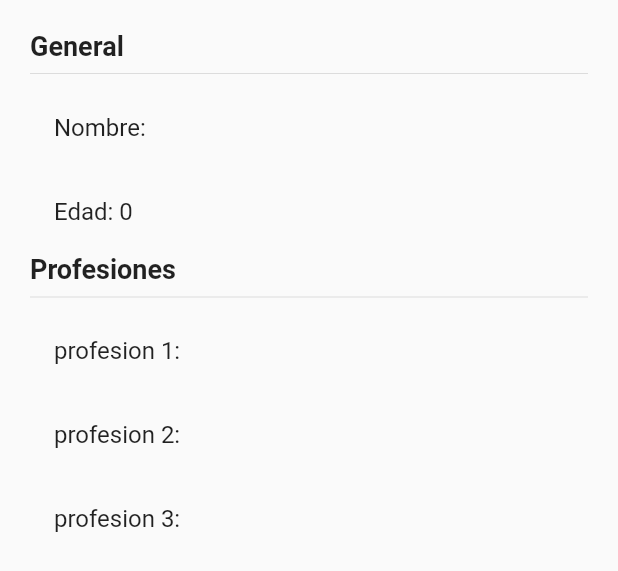
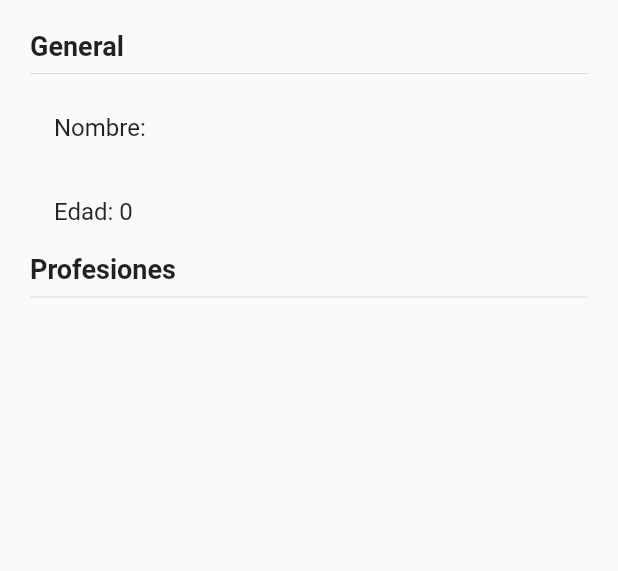
Before and after one commit to pedromolesp/flutter_states, a Flutter app: the InformacionUsuario widget shown alone on an empty page, opened directly with empty values, on a phone screen of 412 x 824 dp. Shown: the top 571 px of the screen. Run offline on Flutter 3.47's test engine with Material 2 defaults, Android fonts, the phone set to English and light mode, and no system bars; accounts and stored records are empty.

```diff
--- a/lib/pages/pagina1_page.dart
+++ b/lib/pages/pagina1_page.dart
@@ -64,15 +64,11 @@ class InformacionUsuario extends StatelessWidget {
             style: TextStyle(fontSize: 18, fontWeight: FontWeight.bold),
           ),
           const Divider(),
-          const ListTile(
-            title: Text('profesion 1: '),
-          ),
-          const ListTile(
-            title: Text('profesion 2: '),
-          ),
-          const ListTile(
-            title: Text('profesion 3: '),
-          ),
+          ...usuario!.profesiones.map(
+            (p) => ListTile(
+              title: Text(p),
+            ),
+          )
         ],
       ),
     );
--- a/lib/pages/pagina2_page.dart
+++ b/lib/pages/pagina2_page.dart
@@ -22,7 +22,7 @@ class Pagina2Page extends StatelessWidget {
                 usuarioService.usuario = Usuario(
                   nombre: 'Pedro',
                   edad: 18,
-                  profesiones: ['programadior', 'dior'],
+                  profesiones: ['programadior', 'dior', 'developer'],
                 );
               },
               color: Colors.blue,
@@ -42,7 +42,9 @@ class Pagina2Page extends StatelessWidget {
               ),
             ),
             MaterialButton(
-              onPressed: () {},
+              onPressed: () {
+                usuarioService.agregarProfesion();
+              },
               color: Colors.blue,
               child: const Text(
                 'Añadir profesión',
--- a/lib/pages/services/usuario_service.dart
+++ b/lib/pages/services/usuario_service.dart
@@ -25,4 +25,9 @@ class UsuarioService with ChangeNotifier {
     _usuario = null;
     notifyListeners();
   }
+
+  void agregarProfesion() {
+    _usuario?.profesiones.add((_usuario!.profesiones.length + 1).toString());
+    notifyListeners();
+  }
 }
```
